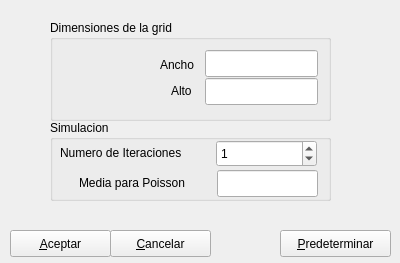
Before: the Qt Designer form configuration_form.ui in lmolina/OpticalNetSimulator, drawn with Qt 5.
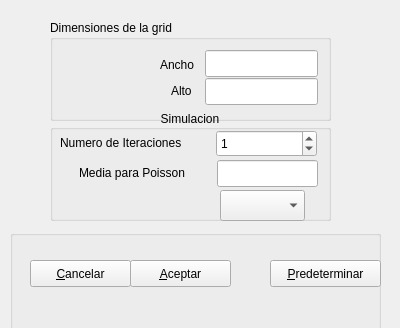
After: the same form once the commit is applied.

```diff
--- a/configuration_form.ui
+++ b/configuration_form.ui
@@ -7,7 +7,7 @@
     <x>0</x>
     <y>0</y>
     <width>400</width>
-    <height>263</height>
+    <height>328</height>
    </rect>
   </property>
   <property name="windowTitle">
@@ -76,14 +76,23 @@
    <property name="geometry">
     <rect>
      <x>50</x>
-     <y>120</y>
+     <y>110</y>
      <width>281</width>
-     <height>81</height>
+     <height>111</height>
     </rect>
    </property>
    <property name="title">
     <string>Simulacion</string>
    </property>
+   <property name="alignment">
+    <set>Qt::AlignCenter</set>
+   </property>
+   <property name="flat">
+    <bool>false</bool>
+   </property>
+   <property name="checkable">
+    <bool>false</bool>
+   </property>
    <widget class="QLabel" name="label_4">
     <property name="geometry">
      <rect>
@@ -136,12 +145,48 @@
      <string>Media para la generacion de paquetes</string>
     </property>
    </widget>
-  </widget>
+   <widget class="QComboBox" name="combo_routing_alg">
+    <property name="geometry">
+     <rect>
+      <x>170</x>
+      <y>80</y>
+      <width>85</width>
+      <height>31</height>
+     </rect>
+    </property>
+    <property name="sizePolicy">
+     <sizepolicy hsizetype="Preferred" vsizetype="Fixed">
+      <horstretch>0</horstretch>
+      <verstretch>0</verstretch>
+     </sizepolicy>
+    </property>
+   </widget>
+  </widget>
+  <widget class="QGroupBox" name="groupBox_3">
+   <property name="geometry">
+    <rect>
+     <x>10</x>
+     <y>230</y>
+     <width>371</width>
+     <height>101</height>
+    </rect>
+   </property>
+   <property name="font">
+    <font>
+     <family>Cantarell</family>
+    </font>
+   </property>
+   <property name="title">
+    <string/>
+   </property>
+   <property name="alignment">
+    <set>Qt::AlignBottom|Qt::AlignHCenter</set>
+   </property>
   <widget class="QPushButton" name="btn_accept">
    <property name="geometry">
     <rect>
-     <x>10</x>
-     <y>230</y>
+      <x>120</x>
+      <y>30</y>
      <width>101</width>
      <height>27</height>
     </rect>
@@ -150,24 +195,11 @@
     <string>&amp;Aceptar</string>
    </property>
   </widget>
-  <widget class="QPushButton" name="btn_cancel">
-   <property name="geometry">
-    <rect>
-     <x>110</x>
-     <y>230</y>
-     <width>101</width>
-     <height>27</height>
-    </rect>
-   </property>
-   <property name="text">
-    <string>&amp;Cancelar</string>
-   </property>
-  </widget>
   <widget class="QPushButton" name="btn_make_default">
    <property name="geometry">
     <rect>
-     <x>280</x>
-     <y>230</y>
+      <x>260</x>
+      <y>30</y>
      <width>111</width>
      <height>27</height>
     </rect>
@@ -175,6 +207,20 @@
    <property name="text">
     <string>&amp;Predeterminar</string>
    </property>
+   </widget>
+   <widget class="QPushButton" name="btn_cancel">
+    <property name="geometry">
+     <rect>
+      <x>20</x>
+      <y>30</y>
+      <width>101</width>
+      <height>27</height>
+     </rect>
+    </property>
+    <property name="text">
+     <string>&amp;Cancelar</string>
+    </property>
+   </widget>
   </widget>
  </widget>
  <resources/>
```
Lines whose indentation alone changed are shown as unchanged.
